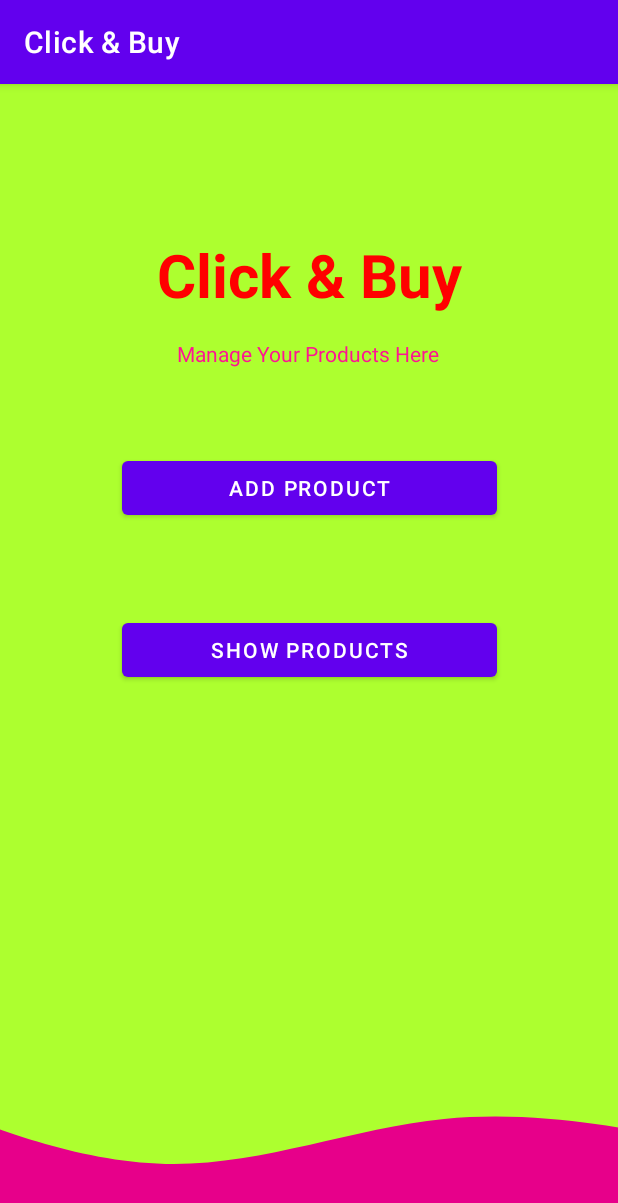
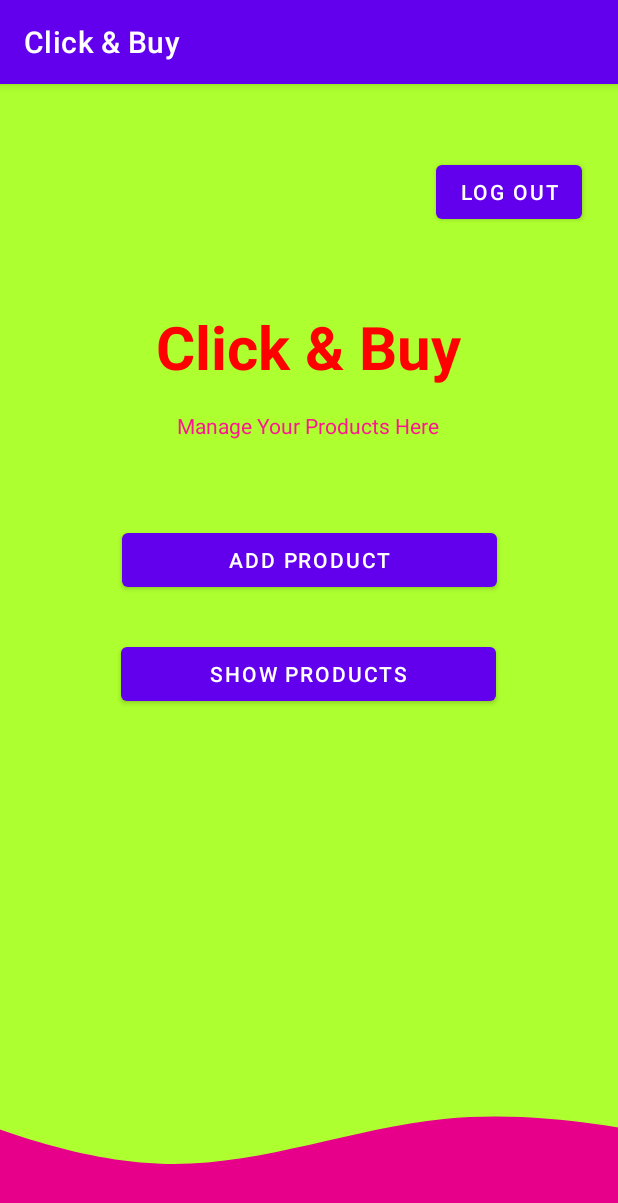
Before and after one commit to nomanshahzad/ClicknBuy, an Android app: the screen it shows after launch (adminActivity), on a phone screen of 412 x 824 dp. Shown: the top 1203 px of the screen. Run offline under Robolectric (Android 15) with nearby library versions, the phone set to English and light mode, and no system bars.

Commit message:
6th Version

```diff
--- a/app/src/main/java/com/example/clicknbuy/adminActivity.java
+++ b/app/src/main/java/com/example/clicknbuy/adminActivity.java
@@ -36,6 +36,16 @@ public class adminActivity extends AppCompatActivity {
             }
         });
 
+        Button logout = findViewById(R.id.logout);
+        logout.setOnClickListener(new View.OnClickListener() {
+            @Override
+            public void onClick(View view) {
+                Intent launchShowProducts = new Intent(adminActivity.this, loginActivity.class);
+                startActivity(launchShowProducts);
+                finish();
+            }
+        });
+
 
     }
 }
--- a/app/src/main/res/layout/activity_admin.xml
+++ b/app/src/main/res/layout/activity_admin.xml
@@ -4,7 +4,7 @@
     xmlns:tools="http://schemas.android.com/tools"
     android:layout_width="match_parent"
     android:layout_height="match_parent"
-    tools:context=".Activities.adminActivity">
+    tools:context="com.example.clicknbuy.adminActivity">
 
     <androidx.constraintlayout.widget.ConstraintLayout
         android:layout_width="match_parent"
@@ -21,15 +21,15 @@
             android:id="@+id/textView"
             android:layout_width="wrap_content"
             android:layout_height="wrap_content"
-            android:layout_marginTop="100dp"
+            android:layout_marginTop="52dp"
             android:text="Click &amp; Buy"
             android:textColor="@color/appHeading"
             android:textSize="40sp"
             android:textStyle="bold"
             app:layout_constraintEnd_toEndOf="parent"
-            app:layout_constraintHorizontal_bias="0.5"
+            app:layout_constraintHorizontal_bias="0.497"
             app:layout_constraintStart_toStartOf="parent"
-            app:layout_constraintTop_toTopOf="parent" />
+            app:layout_constraintTop_toBottomOf="@+id/logout" />
 
         <Button
             android:id="@+id/buttonAddProduct"
@@ -46,11 +46,11 @@
             android:id="@+id/buttonShowProduct"
             android:layout_width="wrap_content"
             android:layout_height="wrap_content"
-            android:layout_marginTop="60dp"
+            android:layout_marginTop="28dp"
             android:width="250dp"
             android:text="Show Products"
             app:layout_constraintEnd_toEndOf="parent"
-            app:layout_constraintHorizontal_bias="0.5"
+            app:layout_constraintHorizontal_bias="0.496"
             app:layout_constraintStart_toStartOf="parent"
             app:layout_constraintTop_toBottomOf="@+id/buttonAddProduct" />
 
@@ -76,5 +76,16 @@
             app:layout_constraintBottom_toBottomOf="parent"
             app:layout_constraintEnd_toEndOf="parent"
             app:layout_constraintStart_toStartOf="parent" />
+
+        <Button
+            android:id="@+id/logout"
+            android:layout_width="wrap_content"
+            android:layout_height="wrap_content"
+            android:layout_marginTop="48dp"
+            android:text="Log Out"
+            app:layout_constraintEnd_toEndOf="parent"
+            app:layout_constraintHorizontal_bias="0.924"
+            app:layout_constraintStart_toStartOf="parent"
+            app:layout_constraintTop_toTopOf="parent" />
     </androidx.constraintlayout.widget.ConstraintLayout>
 </androidx.constraintlayout.widget.ConstraintLayout>
```
